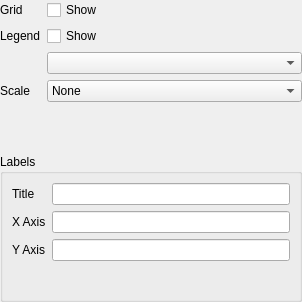
Old version of the form src/Mod/Fem/Gui/Resources/ui/TaskPostLineplot.ui in the repository southseact-3d/fcd.
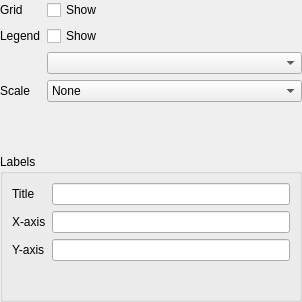
New version of the form.

The edit to the form file:
```diff
--- a/src/Mod/Fem/Gui/Resources/ui/TaskPostLineplot.ui
+++ b/src/Mod/Fem/Gui/Resources/ui/TaskPostLineplot.ui
@@ -132,7 +132,7 @@
       <item row="2" column="0">
        <widget class="QLabel" name="label">
         <property name="text">
-         <string>Y Axis</string>
+         <string>Y-axis</string>
         </property>
        </widget>
       </item>
@@ -145,7 +145,7 @@
          <string>If the scale data is a vector this property decides if the glyph is scaled by vector magnitude or by the individual components</string>
         </property>
         <property name="text">
-         <string>X Axis</string>
+         <string>X-axis</string>
         </property>
        </widget>
       </item>
```
Left out of the diff: 2 changed lines with no effect on the pictures.
